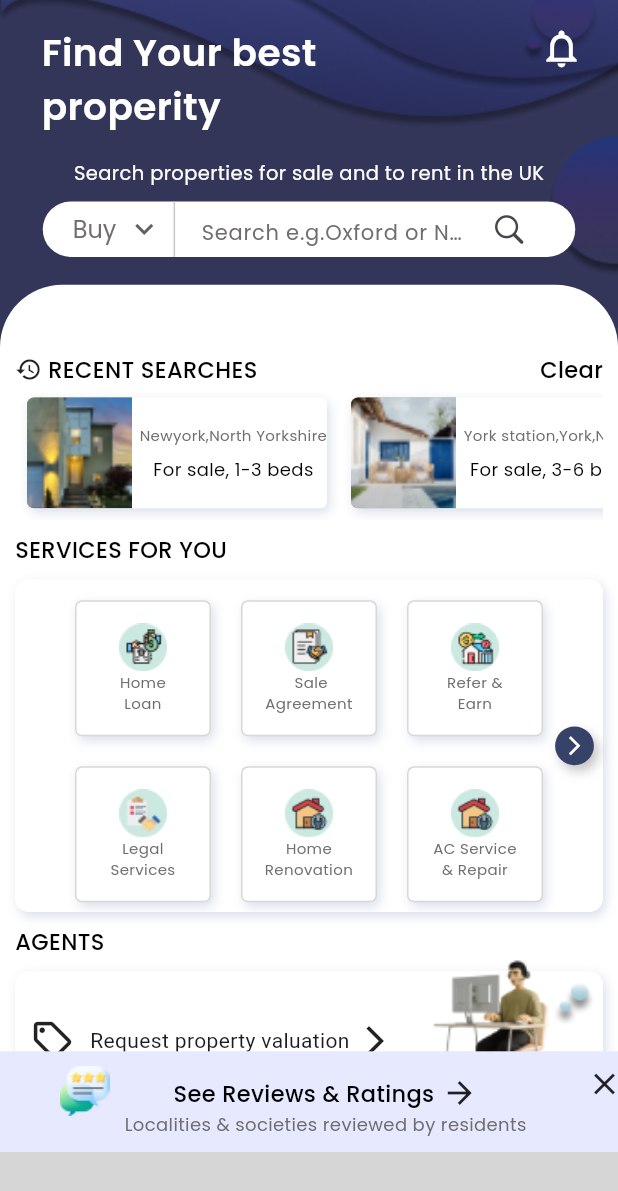
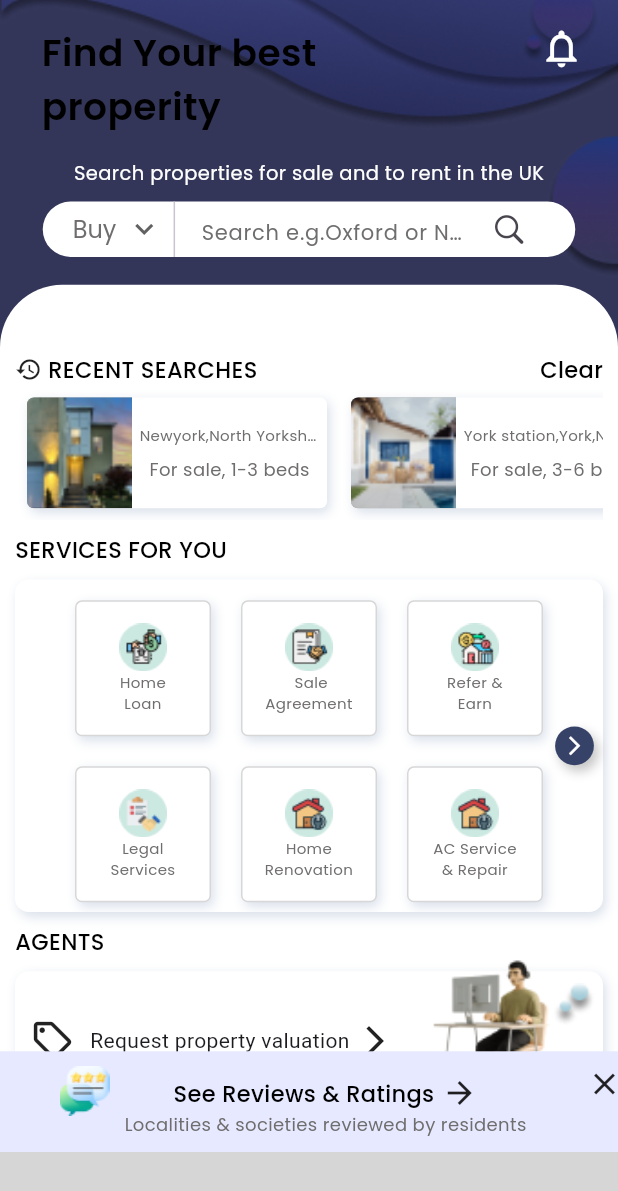
Before and after one commit to alphpeakers/realesate, a Flutter app: the screen it shows after launch, on a phone screen of 412 x 824 dp. Shown: the top 1191 px of the screen. Run offline on Flutter 3.47's test engine with Material 3 defaults, Android fonts, the phone set to English and light mode, and no system bars; our stand-ins replace flutter_screenutil; missing offline and left inert: circular_bottom_navigation; grey boxes are pictures that could not be loaded.

Commit message:
Real Estate Ui

```diff
--- a/lib/util/style.dart
+++ b/lib/util/style.dart
@@ -19,7 +19,7 @@ TextStyle mediumFont = TextStyle(
 
 //Semibold
 TextStyle semiBoldFont = TextStyle(
-    color: Colors.white,
+    color: Colors.black,
     fontWeight: FontWeight.w600,
     fontFamily: 'Poppins',
     fontSize: 25.sp);
--- a/lib/view/home/home_screen.dart
+++ b/lib/view/home/home_screen.dart
@@ -4,7 +4,6 @@ import 'package:realestate/util/style.dart';
 import 'package:flutter/cupertino.dart';
 import 'package:realestate/view/home/dashboard.dart';
 import 'package:realestate/view/widget/asistance.dart';
-
 import '../widget/agents.dart';
 import '../widget/legal.dart';
 import '../widget/payrent.dart';
@@ -51,7 +50,11 @@ class _HomeScreenState extends State<HomeScreen> {
                     children: [
                       Text(
                         'Find Your best\nproperity',
-                        style: semiBoldFont,
+                        style: TextStyle(
+                            color: Colors.black,
+                            fontWeight: FontWeight.w600,
+                            fontFamily: 'Poppins',
+                            fontSize: 25.sp),
                       ),
                       SizedBox(
                         width: 25.w,
--- a/lib/view/widget/recent_search.dart
+++ b/lib/view/widget/recent_search.dart
@@ -62,17 +62,31 @@ class _RecentSearchState extends State<RecentSearch> {
                   Column(
                     mainAxisAlignment: MainAxisAlignment.center,
                     children: [
-                      Text(
-                        items.title.toString(),
-                        style: regularFont.copyWith(fontSize: 10.sp),
+                      SizedBox(
+                        width: 120.w,
+                        child: Text(
+                          items.title.toString(),
+                          overflow: TextOverflow.ellipsis,
+                          style: TextStyle(
+                            color: Color(0xFF6F6D6D),
+                            fontFamily: 'Poppins',
+                            fontSize: 10.sp,
+                            fontWeight: FontWeight.w400,
+                          ),
+                        ),
                       ),
                       SizedBox(
                         height: 8.h,
                       ),
                       Text(
                         items.description.toString(),
-                        style: regularFont.copyWith(
-                            fontSize: 12.sp, color: Colors.black),
+                        overflow: TextOverflow.ellipsis,
+                        style: TextStyle(
+                          color: Color(0xFF6F6D6D),
+                          fontFamily: 'Poppins',
+                          fontSize: 12.sp,
+                          fontWeight: FontWeight.w400,
+                        ),
                       )
                     ],
                   ),
--- a/lib/view/widget/services.dart
+++ b/lib/view/widget/services.dart
@@ -1,4 +1,3 @@
-import 'package:flutter/cupertino.dart';
 import 'package:flutter/material.dart';
 import 'package:flutter_screenutil/flutter_screenutil.dart';
 import 'package:realestate/model/home_model.dart';
```
